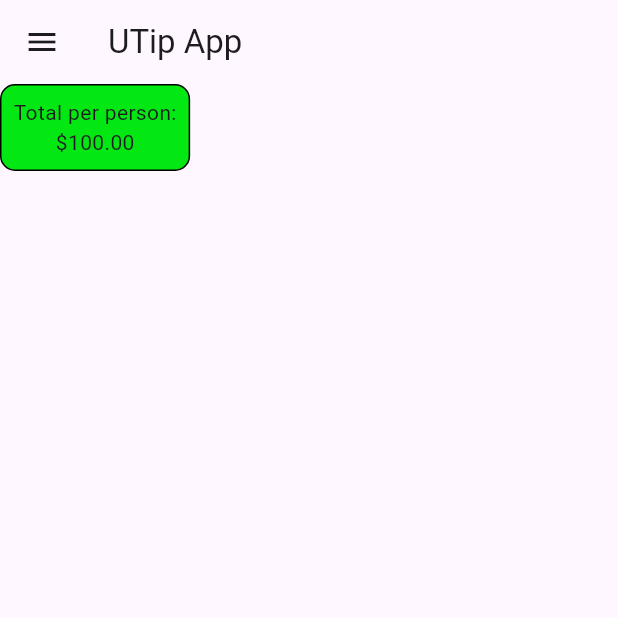
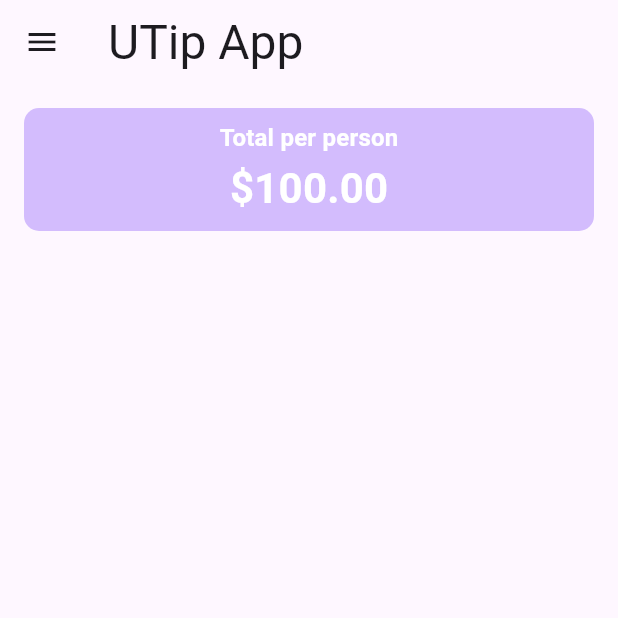
Before and after one commit to ofi5/my_app, a Flutter app: the screen it shows after launch, on a phone screen of 412 x 824 dp, the top half of it. Run offline on Flutter 3.47's test engine with Material 3 defaults, Android fonts, the phone set to English and light mode, and no system bars.

Commit message:
Added Text style and color

```diff
--- a/lib/main.dart
+++ b/lib/main.dart
@@ -12,7 +12,10 @@ class MyApp extends StatelessWidget {
   Widget build(BuildContext context) {
     return MaterialApp(
       title: 'UTip App',
-      theme: ThemeData(colorScheme: .fromSeed(seedColor: Colors.deepPurple)),
+      theme: ThemeData(
+        colorScheme: ColorScheme.fromSeed(seedColor: Colors.deepPurple),
+        useMaterial3: true,
+      ),
       home: Utip(),
     );
   }
@@ -28,9 +31,17 @@ class Utip extends StatefulWidget {
 class _UtipState extends State<Utip> {
   @override
   Widget build(BuildContext context) {
+    var theme = Theme.of(context);
+    final style = theme.textTheme.titleMedium!.copyWith(
+      color: theme.colorScheme.onPrimary,
+      fontWeight: FontWeight.w600,
+    );
     return Scaffold(
       appBar: AppBar(
-        title: const Text('UTip App'),
+        title: Text(
+          'UTip App',
+          style: Theme.of(context).textTheme.headlineLarge,
+        ),
         leading: IconButton(
           onPressed: () {
             Navigator.pop(context);
@@ -39,18 +50,25 @@ class _UtipState extends State<Utip> {
         ),
       ),
       body: Column(
-        mainAxisAlignment: MainAxisAlignment.start,
+        crossAxisAlignment: CrossAxisAlignment.stretch,
         children: [
           Container(
+            margin: const EdgeInsets.all(16),
             padding: EdgeInsets.all(8),
             decoration: BoxDecoration(
-              border: Border.all(color: Colors.black),
-
-              color: const Color.fromARGB(255, 3, 232, 18),
+              color: Theme.of(context).colorScheme.inversePrimary,
               borderRadius: BorderRadius.circular(10),
             ),
             child: Column(
-              children: [Text('Total per person:'), Text('\$100.00')],
+              children: [
+                Text('Total per person', style: style),
+                Text(
+                  '\$100.00',
+                  style: style.copyWith(
+                    fontSize: theme.textTheme.headlineMedium!.fontSize,
+                  ),
+                ),
+              ],
             ),
           ),
         ],
```
